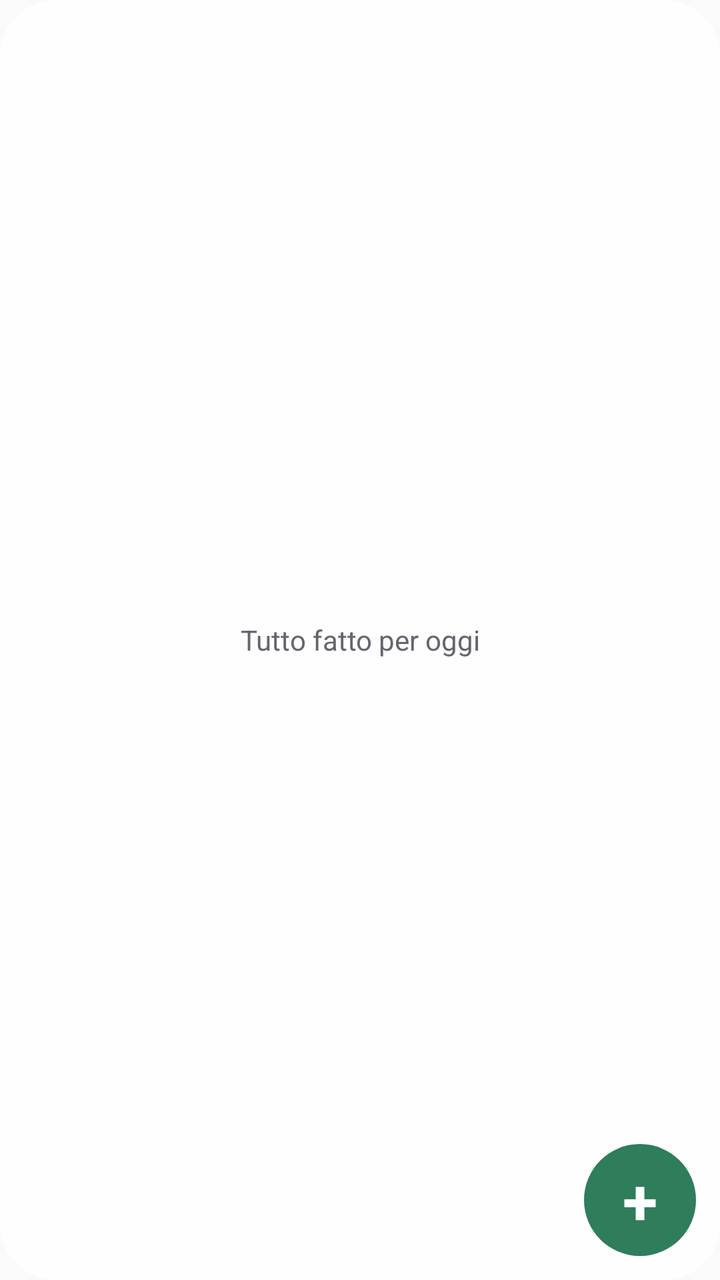
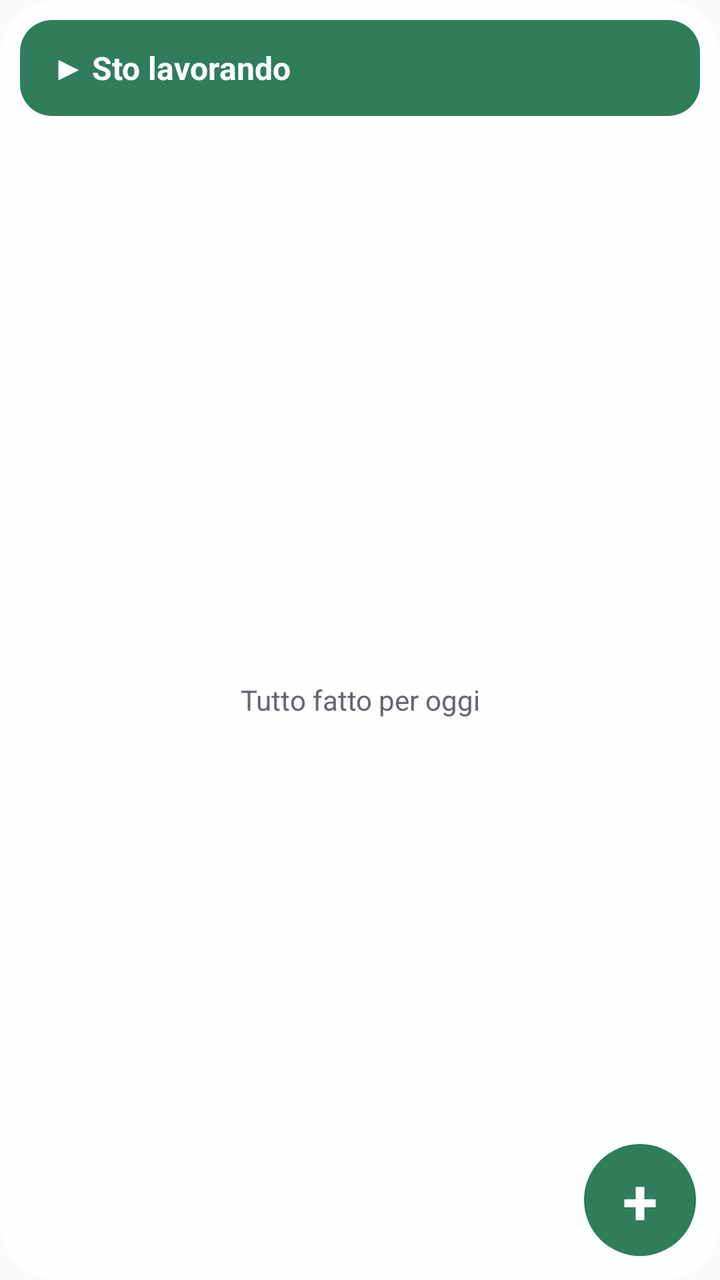

The first picture is an Android layout as it rendered before a commit; the second is the same layout after the commit. The layout source and the unified diff follow.
<!-- AndroidManifest.xml: application theme AppTheme -->
<!-- res/layout/widget_chiaro.xml -->
<?xml version="1.0" encoding="utf-8"?>
<FrameLayout xmlns:android="http://schemas.android.com/apk/res/android"
    android:layout_width="match_parent"
    android:layout_height="match_parent"
    android:padding="10dp"
    android:background="@drawable/widget_bg_c">

    <ListView
        android:id="@+id/lista"
        android:layout_width="match_parent"
        android:layout_height="match_parent"
        android:clipToPadding="false"
        android:divider="@null"
        android:dividerHeight="0dp"
        android:paddingBottom="64dp" />

    <TextView
        android:id="@+id/vuoto"
        android:layout_width="match_parent"
        android:layout_height="match_parent"
        android:gravity="center"
        android:text="@string/widget_vuoto"
        android:textColor="#65656E"
        android:textSize="14sp" />

    <TextView
        android:id="@+id/nota"
        android:layout_width="56dp"
        android:layout_height="56dp"
        android:layout_gravity="bottom|end"
        android:layout_margin="2dp"
        android:gravity="center"
        android:background="@drawable/piu_bg_c"
        android:contentDescription="@string/widget_scrivi"
        android:text="+"
        android:textColor="#FFFFFF"
        android:textSize="32sp"
        android:textStyle="bold" />
</FrameLayout>
<!-- resources referenced by this layout -->
<resources>
  <!-- drawable piu_bg_c (drawable) -->
  <?xml version="1.0" encoding="utf-8"?>
  <shape xmlns:android="http://schemas.android.com/apk/res/android" android:shape="oval">
      <solid android:color="#2F7D5B" />
  </shape>
  <!-- drawable widget_bg_c (drawable) -->
  <?xml version="1.0" encoding="utf-8"?>
  <shape xmlns:android="http://schemas.android.com/apk/res/android" android:shape="rectangle">
      <solid android:color="#D9FFFFFF" />
      <corners android:radius="28dp" />
  </shape>
  <string name="widget_scrivi">Scrivi una nota…</string>
  <string name="widget_vuoto">Tutto fatto per oggi</string>
  <style name="AppTheme" parent="Theme.AppCompat.Light.DarkActionBar">
          
          <item name="colorPrimary">@color/colorPrimary</item>
          <item name="colorPrimaryDark">@color/colorPrimaryDark</item>
          <item name="colorAccent">@color/colorAccent</item>
      </style>
</resources>

<!-- the commit's change to res/layout/widget_chiaro.xml (unified diff, before → after) -->
@@ -5,19 +5,103 @@
     android:padding="10dp"
     android:background="@drawable/widget_bg_c">
 
-    <ListView
-        android:id="@+id/lista"
+    <LinearLayout
         android:layout_width="match_parent"
         android:layout_height="match_parent"
-        android:clipToPadding="false"
-        android:divider="@null"
-        android:dividerHeight="0dp"
-        android:paddingBottom="64dp" />
+        android:orientation="vertical">
+
+        <TextView
+            android:id="@+id/avvia"
+            android:layout_width="match_parent"
+            android:layout_height="48dp"
+            android:layout_marginBottom="4dp"
+            android:background="@drawable/avvia_bg_c"
+            android:gravity="center_vertical"
+            android:paddingStart="16dp"
+            android:paddingEnd="16dp"
+            android:text="@string/widget_avvia"
+            android:textColor="#FFFFFF"
+            android:textSize="16sp"
+            android:textStyle="bold" />
+
+        <LinearLayout
+            android:id="@+id/crono_barra"
+            android:layout_width="match_parent"
+            android:layout_height="56dp"
+            android:layout_marginBottom="4dp"
+            android:background="@drawable/crono_bg_c"
+            android:gravity="center_vertical"
+            android:orientation="horizontal"
+            android:paddingStart="14dp"
+            android:paddingEnd="8dp"
+            android:visibility="gone">
+
+            <LinearLayout
+                android:layout_width="0dp"
+                android:layout_height="wrap_content"
+                android:layout_weight="1"
+                android:orientation="vertical">
+
+                <Chronometer
+                    android:id="@+id/crono"
+                    android:layout_width="wrap_content"
+                    android:layout_height="wrap_content"
+                    android:fontFamily="monospace"
+                    android:textColor="#F1F0EC"
+                    android:textSize="20sp"
+                    android:textStyle="bold" />
+
+                <TextView
+                    android:id="@+id/crono_titolo"
+                    android:layout_width="match_parent"
+                    android:layout_height="wrap_content"
+                    android:ellipsize="end"
+                    android:maxLines="1"
+                    android:textColor="#BDBDC4"
+                    android:textSize="11sp" />
+            </LinearLayout>
+
+            <TextView
+                android:id="@+id/crono_fine"
+                android:layout_width="wrap_content"
+                android:layout_height="32dp"
+                android:layout_marginEnd="6dp"
+                android:background="@drawable/fine_bg_c"
+                android:gravity="center"
+                android:paddingStart="12dp"
+                android:paddingEnd="12dp"
+                android:text="@string/widget_fine"
+                android:textColor="#111115"
+                android:textSize="12sp"
+                android:textStyle="bold" />
+
+            <TextView
+                android:id="@+id/crono_pausa"
+                android:layout_width="40dp"
+                android:layout_height="40dp"
+                android:background="@drawable/pl_bg_bianco"
+                android:gravity="center"
+                android:textColor="#111115"
+                android:textSize="16sp"
+                android:textStyle="bold" />
+        </LinearLayout>
+
+        <ListView
+            android:id="@+id/lista"
+            android:layout_width="match_parent"
+            android:layout_height="0dp"
+            android:layout_weight="1"
+            android:clipToPadding="false"
+            android:divider="@null"
+            android:dividerHeight="0dp"
+            android:paddingBottom="64dp" />
+    </LinearLayout>
 
     <TextView
         android:id="@+id/vuoto"
         android:layout_width="match_parent"
         android:layout_height="match_parent"
+        android:layout_marginTop="60dp"
         android:gravity="center"
         android:text="@string/widget_vuoto"
         android:textColor="#65656E"
<!-- resource entries referenced after the edit -->
@@ -1,9 +1,29 @@
 <!-- resources referenced by this layout -->
 <resources>
+  <!-- drawable avvia_bg_c (drawable) -->
+  <?xml version="1.0" encoding="utf-8"?>
+  <shape xmlns:android="http://schemas.android.com/apk/res/android" android:shape="rectangle">
+      <solid android:color="#2F7D5B" />
+      <corners android:radius="16dp" /></shape>
+  <!-- drawable crono_bg_c (drawable) -->
+  <?xml version="1.0" encoding="utf-8"?>
+  <shape xmlns:android="http://schemas.android.com/apk/res/android" android:shape="rectangle">
+      <solid android:color="#111115" />
+      <corners android:radius="16dp" /></shape>
+  <!-- drawable fine_bg_c (drawable) -->
+  <?xml version="1.0" encoding="utf-8"?>
+  <shape xmlns:android="http://schemas.android.com/apk/res/android" android:shape="rectangle">
+      <solid android:color="#F1F0EC" />
+      <corners android:radius="16dp" /></shape>
   <!-- drawable piu_bg_c (drawable) -->
   <?xml version="1.0" encoding="utf-8"?>
   <shape xmlns:android="http://schemas.android.com/apk/res/android" android:shape="oval">
       <solid android:color="#2F7D5B" />
+  </shape>
+  <!-- drawable pl_bg_bianco (drawable) -->
+  <?xml version="1.0" encoding="utf-8"?>
+  <shape xmlns:android="http://schemas.android.com/apk/res/android" android:shape="oval">
+      <solid android:color="#F1F0EC" />
   </shape>
   <!-- drawable widget_bg_c (drawable) -->
   <?xml version="1.0" encoding="utf-8"?>
@@ -11,6 +31,8 @@
       <solid android:color="#D9FFFFFF" />
       <corners android:radius="28dp" />
   </shape>
+  <string name="widget_avvia">▶  Sto lavorando</string>
+  <string name="widget_fine">Fine</string>
   <string name="widget_scrivi">Scrivi una nota…</string>
   <string name="widget_vuoto">Tutto fatto per oggi</string>
   <style name="AppTheme" parent="Theme.AppCompat.Light.DarkActionBar">
